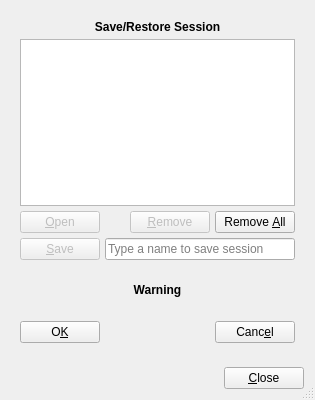
The window that featherpad/sessionDialog.ui (vecnathewhisperd0/FeatherPad) describes before a commit, drawn with Qt 5.
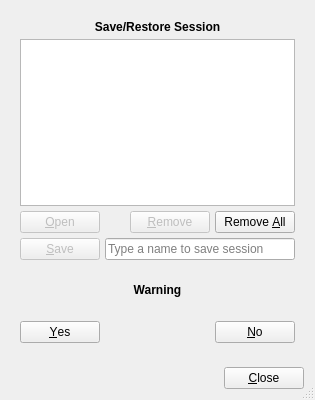
The same window after the commit. Icons and pictures are not drawn. Custom widgets are drawn as their Qt base class.

Commit message: Small changes to session dialog

Patch:
```diff
--- a/featherpad/sessionDialog.ui
+++ b/featherpad/sessionDialog.ui
@@ -165,14 +165,14 @@
       <item row="2" column="0" alignment="Qt::AlignLeft">
        <widget class="QPushButton" name="confirmBtn">
         <property name="text">
-         <string>O&amp;K</string>
+         <string>&amp;Yes</string>
         </property>
        </widget>
       </item>
       <item row="2" column="1" alignment="Qt::AlignRight">
        <widget class="QPushButton" name="cancelBtn">
         <property name="text">
-         <string>Canc&amp;el</string>
+         <string>&amp;No</string>
         </property>
        </widget>
       </item>
```
Left out of the diff: 11 changed lines with no effect on the pictures. The commit also changes 5 other files.
